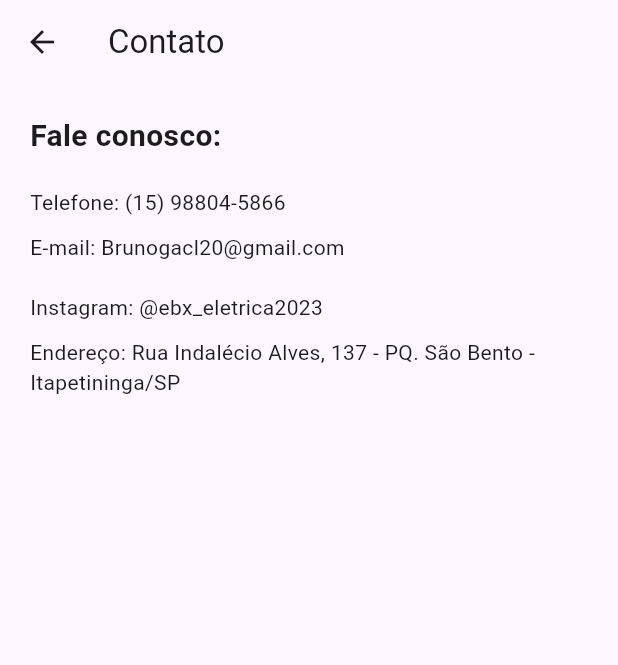
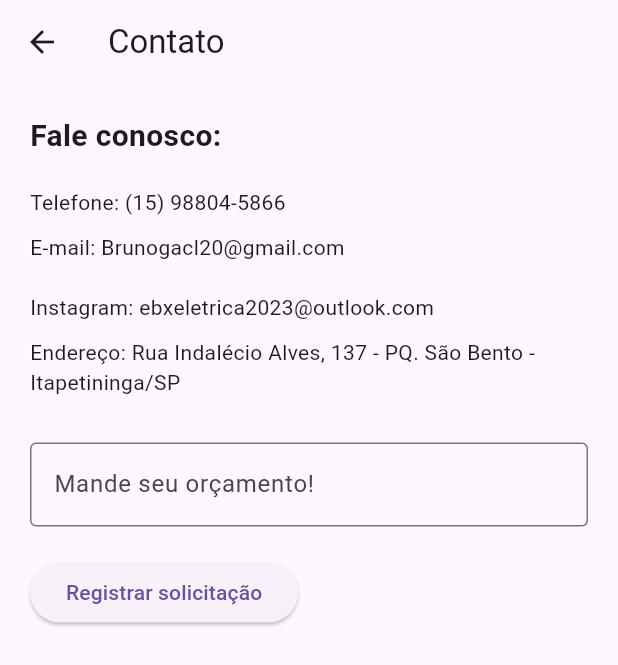
Before and after one commit to Victor-591/ebxsite, a Flutter app: the screen it shows after launch, after a tap on "Contato", on a phone screen of 412 x 824 dp. Shown: the top 665 px of the screen. Run offline on Flutter 3.47's test engine with Material 3 defaults, Android fonts, the phone set to English and light mode, and no system bars.

Commit message:
Aplicação de imagens e adição de campo para orçamentos

```diff
--- a/lib/contato.dart
+++ b/lib/contato.dart
@@ -1,7 +1,9 @@
 import 'package:flutter/material.dart';
 
 class ContatoPage extends StatelessWidget {
-  const ContatoPage({super.key});
+  ContatoPage({super.key});
+
+  final TextEditingController nomeController = TextEditingController();
 
   @override
   Widget build(BuildContext context) {
@@ -9,26 +11,72 @@ class ContatoPage extends StatelessWidget {
       appBar: AppBar(
         title: const Text('Contato'),
       ),
-      body: const Padding(
-        padding: EdgeInsets.all(20),
+
+      body: Padding(
+        padding: const EdgeInsets.all(20),
+
         child: Column(
           crossAxisAlignment: CrossAxisAlignment.start,
+
           children: [
-            Text(
+
+            const Text(
               'Fale conosco:',
               style: TextStyle(
                 fontSize: 20,
                 fontWeight: FontWeight.bold,
               ),
             ),
-            SizedBox(height: 20),
-            Text('Telefone: (15) 98804-5866'),
-            SizedBox(height: 10),
-            Text('E-mail: Brunogacl20@gmail.com'),
-            SizedBox(height: 20),
-            Text('Instagram: @ebx_eletrica2023'),
-            SizedBox(height: 10),
-            Text('Endereço: Rua Indalécio Alves, 137 - PQ. São Bento - Itapetininga/SP'),
+
+            const SizedBox(height: 20),
+
+            const Text('Telefone: (15) 98804-5866'),
+
+            const SizedBox(height: 10),
+
+            const Text('E-mail: Brunogacl20@gmail.com'),
+
+            const SizedBox(height: 20),
+
+            const Text('Instagram: ebxeletrica2023@outlook.com'),
+
+            const SizedBox(height: 10),
+
+            const Text(
+              'Endereço: Rua Indalécio Alves, 137 - PQ. São Bento - Itapetininga/SP',
+            ),
+
+            const SizedBox(height: 30),
+
+            TextField(
+              controller: nomeController,
+
+              decoration: const InputDecoration(
+                labelText: 'Mande seu orçamento!',
+                border: OutlineInputBorder(),
+              ),
+            ),
+
+            const SizedBox(height: 20),
+
+
+            ElevatedButton(
+              onPressed: () {
+
+                String nome = nomeController.text;
+
+                print("Salvando no banco: $nome");
+
+
+                ScaffoldMessenger.of(context).showSnackBar(
+                  SnackBar(
+                    content: Text("Registro Salvo! $nome"),
+                  ),
+                );
+              },
+
+              child: const Text("Registrar solicitação"),
+            ),
           ],
         ),
       ),
--- a/lib/inicio.dart
+++ b/lib/inicio.dart
@@ -89,7 +89,7 @@ class Inicio extends StatelessWidget {
                 Navigator.push(
                   context,
                   MaterialPageRoute(
-                    builder: (context) => const ContatoPage(),
+                    builder: (context) => ContatoPage(),
                   ),
                 );
               },
--- a/lib/pagservicos.dart
+++ b/lib/pagservicos.dart
@@ -19,6 +19,7 @@ class PagServicos extends StatelessWidget {
           CardServico(nome: 'Orçamentos'),
           CardServico(nome: 'Cabeamentos'),
           CardServico(nome: 'Tomadas'),
+          CardServico(nome: 'Equipamentos'),
         ],
       ),
     );
--- a/lib/sobre.dart
+++ b/lib/sobre.dart
@@ -12,7 +12,8 @@ class Sobre extends StatelessWidget {
       body: const Padding(
         padding: EdgeInsets.all(20),
         child: Text(
-          'A EBX atende a região de Itapetininga com instalações elétricas de qualidade!',
+          'A EBX atende a região de Itapetininga com instalações elétricas de qualidade!'
+          'Com atendimento personalizado e orçamentos ',
         ),
       ),
     );
```
Also changed, not shown: lib/pagprojetos.dart (+100 -1 lines), assets/imagens/caixa.PNG (added), assets/imagens/camera.PNG (added), assets/imagens/disjuntor.PNG (added), assets/imagens/lampadas.PNG (added).
